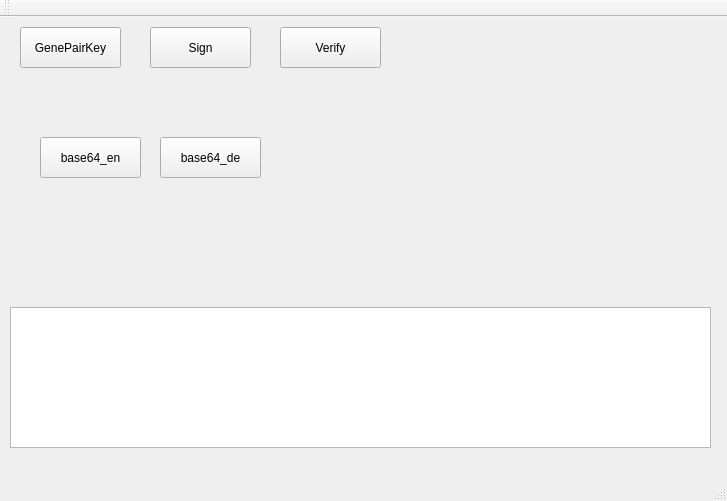
Old version of the form mainwindow.ui in the repository HuangYeCun/openssl_test.
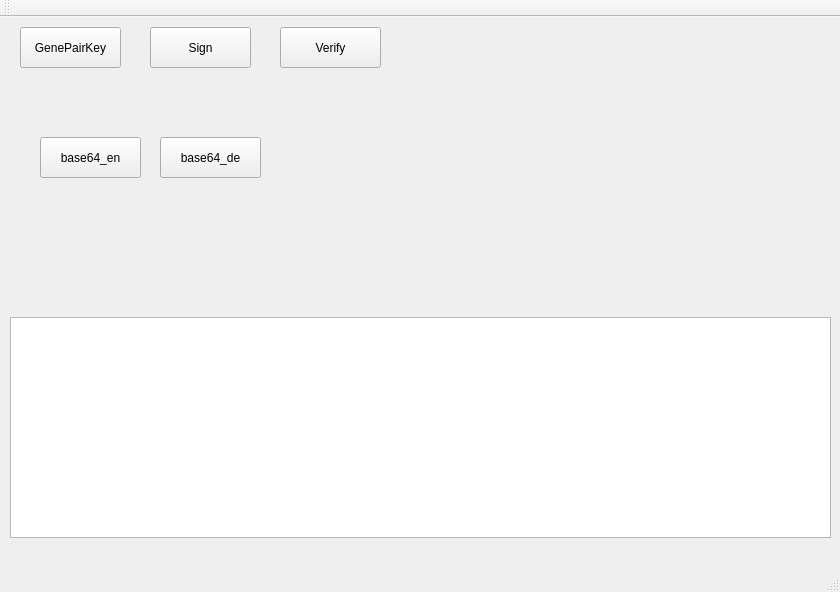
New version of the form.

What changed in the file:
```diff
--- a/mainwindow.ui
+++ b/mainwindow.ui
@@ -6,8 +6,8 @@
    <rect>
     <x>0</x>
     <y>0</y>
-    <width>727</width>
-    <height>501</height>
+    <width>840</width>
+    <height>592</height>
    </rect>
   </property>
   <property name="windowTitle">
@@ -31,9 +31,9 @@
     <property name="geometry">
      <rect>
       <x>10</x>
-      <y>290</y>
-      <width>701</width>
-      <height>141</height>
+      <y>300</y>
+      <width>821</width>
+      <height>221</height>
      </rect>
     </property>
    </widget>
```
Left out of the diff: 2 changed lines with no effect on the pictures.
